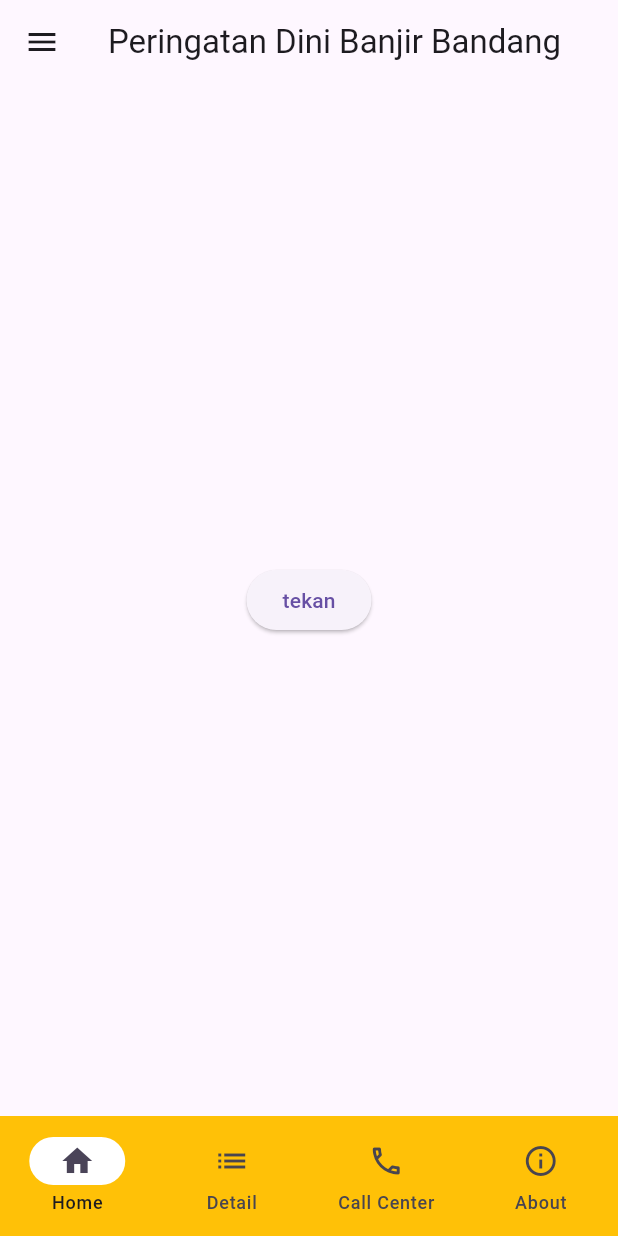
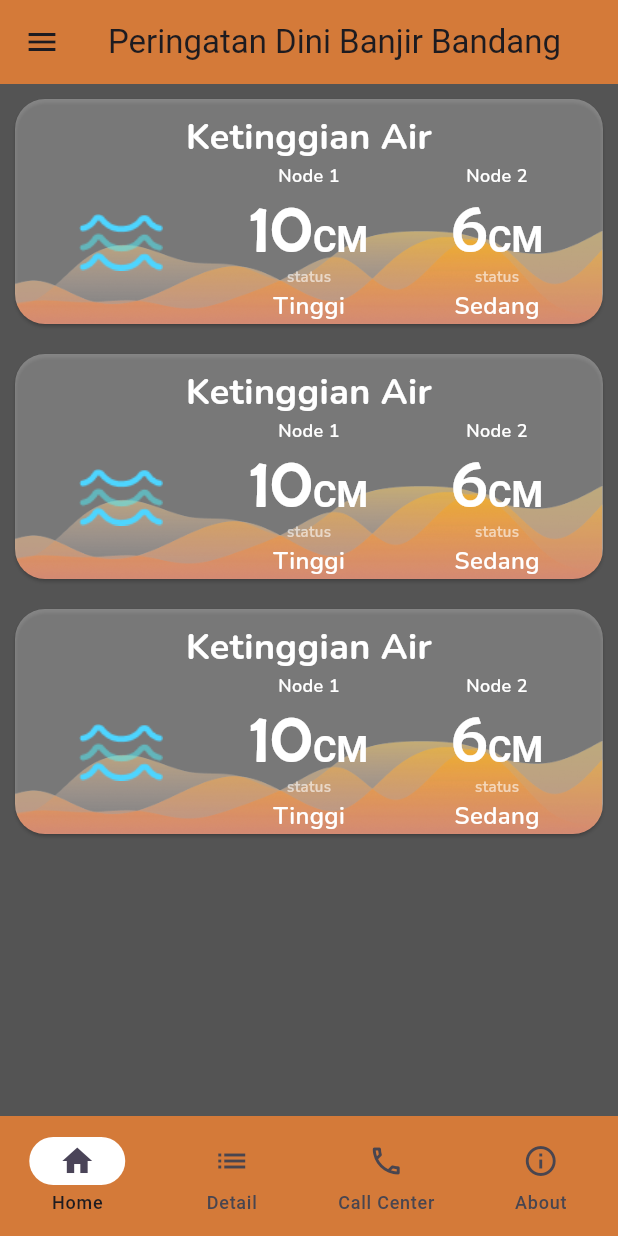
Before and after one commit to rizemmahendra/ta-ews-application, a Flutter app: the screen it shows after launch, on a phone screen of 412 x 824 dp. Run offline on Flutter 3.47's test engine with Material 3 defaults, Android fonts, the phone set to English and light mode, and no system bars; our stand-ins replace firebase_core, firebase_database; accounts and stored records are empty.

Commit message:
membuat dasar tampilan halaman home

```diff
--- a/lib/app.dart
+++ b/lib/app.dart
@@ -1,3 +1,5 @@
+// ignore_for_file: prefer_const_constructors
+
 import 'package:flutter/material.dart';
 import 'package:ta_ews_application/features/call_center/view/call_center_view.dart';
 import 'package:ta_ews_application/features/detail/view/detail_view.dart';
@@ -11,7 +13,7 @@ class App extends StatefulWidget {
 }
 
 class _AppState extends State<App> {
-  final List<Widget> pages = const [
+  final List<Widget> pages = [
     Homepage(),
     DetailPage(),
     CallCenterPage(),
@@ -23,6 +25,7 @@ class _AppState extends State<App> {
   @override
   Widget build(BuildContext context) {
     return Scaffold(
+      backgroundColor: const Color(0xFF545454),
       appBar: AppBar(
         // backgroundColor: Colors.amber[800],
         title: const Text('Peringatan Dini Banjir Bandang'),
--- /dev/null
+++ b/lib/features/home/view/card_widget.dart
@@ -0,0 +1,220 @@
+// ignore_for_file: prefer_const_constructors, prefer_const_literals_to_create_immutables
+
+import 'package:flutter/material.dart';
+
+class CardWidget extends StatelessWidget {
+  CardWidget({
+    super.key,
+  });
+
+  final TextStyle titleStyle = TextStyle(
+      color: Colors.white,
+      fontSize: 24,
+      fontFamily: 'Nunito',
+      fontWeight: FontWeight.w800);
+
+  final TextStyle subTitleStyle = TextStyle(
+      color: Colors.white,
+      fontFamily: 'Nunito',
+      fontSize: 12,
+      fontWeight: FontWeight.w600);
+
+  final TextStyle dataStyle = TextStyle(
+      color: Colors.white, fontSize: 48, fontFamily: 'Berlin Sans FB');
+
+  final TextStyle dataUnitStyle =
+      TextStyle(color: Colors.white, fontSize: 24, fontWeight: FontWeight.w600);
+
+  final String title = "Ketinggian Air";
+
+  @override
+  Widget build(BuildContext context) {
+    return Card(
+      color: Colors.white.withOpacity(0.3),
+      clipBehavior: Clip.antiAliasWithSaveLayer,
+      shape: RoundedRectangleBorder(borderRadius: BorderRadius.circular(20)),
+      margin: EdgeInsets.all(10),
+      child: SizedBox(
+        width: double.infinity,
+        height: 150,
+        child: Stack(
+          children: [
+            Container(
+              decoration: BoxDecoration(
+                  image: DecorationImage(
+                      image: AssetImage('assets/images/bg1.png'),
+                      fit: BoxFit.contain,
+                      alignment: Alignment.bottomRight)),
+            ),
+            Padding(
+              padding: const EdgeInsets.all(8.0),
+              child: Column(
+                children: [
+                  SizedBox(
+                    width: double.infinity,
+                    child: Text(
+                      title,
+                      style: titleStyle,
+                      textAlign: TextAlign.center,
+                    ),
+                  ),
+                  SizedBox(
+                    width: double.infinity,
+                    child: Row(
+                      children: [
+                        Expanded(child: Image.asset('assets/images/water.png')),
+                        Expanded(
+                            child: dispalyData(
+                                title: 'Node 1',
+                                data: 10,
+                                satuan: 'CM',
+                                status: 'Tinggi')),
+                        Expanded(
+                            child: dispalyData(
+                                title: 'Node 2',
+                                data: 6,
+                                satuan: 'CM',
+                                status: 'Sedang')),
+                      ],
+                    ),
+                  )
+                ],
+              ),
+            ),
+          ],
+        ),
+      ),
+    );
+  }
+
+  Column dispalyData(
+      {required String title,
+      required int data,
+      required String satuan,
+      required String status}) {
+    return Column(children: [
+      SizedBox(
+        width: double.infinity,
+        child: Text(
+          title,
+          style: subTitleStyle,
+          textAlign: TextAlign.center,
+        ),
+      ),
+      RichText(
+          text: TextSpan(
+              text: data.toString(),
+              style: dataStyle,
+              children: <TextSpan>[
+            TextSpan(text: satuan, style: dataUnitStyle)
+          ])),
+      Text(
+        'status',
+        style: TextStyle(
+            color: Colors.white.withOpacity(0.6),
+            fontFamily: 'Nunito',
+            fontSize: 10,
+            fontWeight: FontWeight.w600),
+      ),
+      Text(
+        status,
+        style: TextStyle(
+            color: Colors.white,
+            fontFamily: 'Nunito',
+            fontSize: 16,
+            fontWeight: FontWeight.w600),
+      ),
+    ]);
+  }
+
+  // @override
+  // Widget build(BuildContext context) {
+  //   return Card(
+  //     color: Colors.amber,
+  //     shape: RoundedRectangleBorder(borderRadius: BorderRadius.circular(20)),
+  //     child: Padding(
+  //       padding: const EdgeInsets.all(8.0),
+  //       child: Column(children: [
+  //         Text('Ketinggian Air', style: titleStyle),
+  //         Row(
+  //           mainAxisAlignment: MainAxisAlignment.spaceEvenly,
+  //           crossAxisAlignment: CrossAxisAlignment.center,
+  //           children: [
+  //             Expanded(
+  //               flex: 1,
+  //               child: Container(
+  //                 decoration: setColor(Colors.red),
+  //                 child: Image.asset('assets/images/water.png'),
+  //               ),
+  //             ),
+  //             Expanded(
+  //               flex: 1,
+  //               child: Container(
+  //                 decoration: setColor(Colors.blue),
+  //                 child: Column(
+  //                   crossAxisAlignment: CrossAxisAlignment.start,
+  //                   children: [
+  //                     Text(
+  //                       'Node 1',
+  //                       textAlign: TextAlign.center,
+  //                       style: subTitleStyle,
+  //                     ),
+  //                     RichText(
+  //                         text: TextSpan(
+  //                             text: '10',
+  //                             style: dataStyle,
+  //                             children: <TextSpan>[
+  //                           TextSpan(text: 'CM', style: dataUnitStyle)
+  //                         ])),
+  //                     Container(
+  //                       decoration: BoxDecoration(color: Colors.red),
+  //                       child: Text(
+  //                         'status',
+  //                         style: TextStyle(
+  //                             color: Colors.black.withOpacity(0.6),
+  //                             fontFamily: 'Nunito',
+  //                             fontSize: 10,
+  //                             fontWeight: FontWeight.w600),
+  //                       ),
+  //                     ),
+  //                     Text(
+  //                       'Tinggi',
+  //                       style: TextStyle(
+  //                           fontFamily: 'Nunito',
+  //                           fontSize: 16,
+  //                           fontWeight: FontWeight.w600),
+  //                     ),
+  //                   ],
+  //                 ),
+  //               ),
+  //             ),
+  //             Expanded(
+  //               flex: 1,
+  //               child: Container(
+  //                 decoration: BoxDecoration(color: Colors.green),
+  //                 child: Column(
+  //                   children: [
+  //                     Text(
+  //                       'Node 2',
+  //                       style: subTitleStyle,
+  //                     ),
+  //                     RichText(
+  //                         text: TextSpan(
+  //                             text: '6',
+  //                             style: dataStyle,
+  //                             children: <TextSpan>[
+  //                           TextSpan(text: 'CM', style: dataUnitStyle)
+  //                         ])),
+  //                     Text('status'),
+  //                     Text('Sedang')
+  //                   ],
+  //                 ),
+  //               ),
+  //             )
+  //           ],
+  //         )
+  //       ]),
+  //     ),
+  //   );
+  // }
+}
--- a/lib/features/home/view/homa_view.dart
+++ b/lib/features/home/view/homa_view.dart
@@ -1,48 +1,22 @@
-import 'package:flutter/foundation.dart';
+// ignore_for_file: prefer_const_literals_to_create_immutables, prefer_const_constructors
+
 import 'package:flutter/material.dart';
-import 'package:ta_ews_application/core.dart';
+import 'package:ta_ews_application/features/home/view/card_widget.dart';
 
-class Homepage extends StatefulWidget {
-  const Homepage({super.key});
+class Homepage extends StatelessWidget {
+  Homepage({super.key});
 
-  @override
-  State<Homepage> createState() => _HomepageState();
-}
-
-class _HomepageState extends State<Homepage> {
-  @override
-  void initState() {
-    super.initState();
-    // DatabaseReference ref = FirebaseDatabase.instance.ref();
-    // ref.child('river_location').onValue.listen((event) {
-    //   final data = event.snapshot.value;
-    //   if (kDebugMode) {
-    //     print(data);
-    //   }
-    // });
-  }
-
-  void readData() async {
-    DatabaseReference ref = FirebaseDatabase.instance.ref();
-    final snapshot = await ref.child('jarak').get();
-    if (snapshot.exists) {
-      if (kDebugMode) {
-        print(snapshot.value);
-      }
-    } else {
-      if (kDebugMode) {
-        print('No data available.');
-      }
-    }
-  }
+  final List<CardWidget> listData = [CardWidget(), CardWidget(), CardWidget()];
 
   @override
   Widget build(BuildContext context) {
     return Center(
-      child: ElevatedButton(
-        onPressed: readData,
-        child: const Text('tekan'),
-      ),
+      // child: ListView(children: [CardWidget(), CardWidget(), CardWidget()]),
+      child: ListView.builder(
+          itemCount: listData.length,
+          itemBuilder: ((context, index) {
+            return listData[index];
+          })),
     );
   }
 }
--- a/lib/main.dart
+++ b/lib/main.dart
@@ -16,9 +16,9 @@ class Main extends StatelessWidget {
   Widget build(BuildContext context) {
     return MaterialApp(
       theme: ThemeData(
-          primarySwatch: Colors.amber,
+          appBarTheme: const AppBarTheme(backgroundColor: Color(0xBFFF8730)),
           navigationBarTheme: const NavigationBarThemeData(
-            backgroundColor: Colors.amber,
+            backgroundColor: Color(0xBFFF8730),
           )),
       home: const App(),
     );
```
